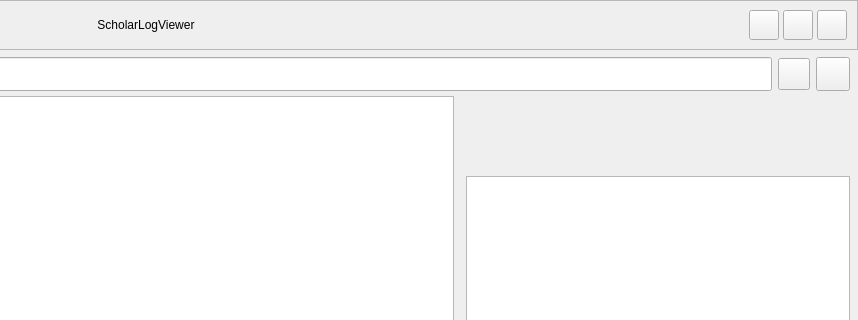
Above: scholarlogviewer.ui from fashion1840/ScholarLogViewer before the change; both pictures show x 462 to 1320 and y 0 to 320 of the 1320 by 769 pixel window. Below: the same form after it.
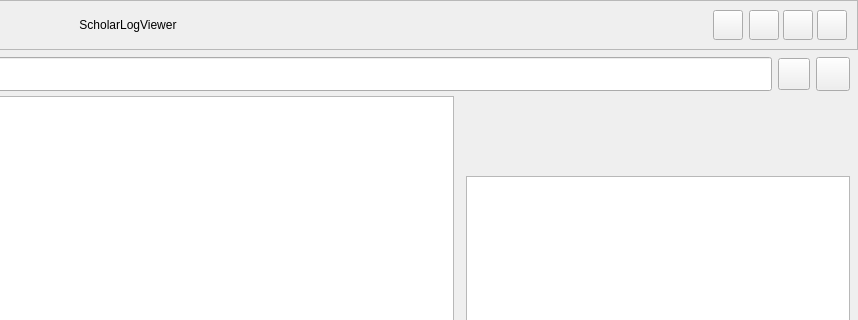
That is the form after the change. Icons and pictures are not drawn.

```diff
--- a/scholarlogviewer.ui
+++ b/scholarlogviewer.ui
@@ -137,6 +137,40 @@
         </property>
        </spacer>
       </item>
+      <item>
+       <widget class="QPushButton" name="btnConfig">
+        <property name="sizePolicy">
+         <sizepolicy hsizetype="Fixed" vsizetype="Fixed">
+          <horstretch>0</horstretch>
+          <verstretch>0</verstretch>
+         </sizepolicy>
+        </property>
+        <property name="minimumSize">
+         <size>
+          <width>30</width>
+          <height>30</height>
+         </size>
+        </property>
+        <property name="maximumSize">
+         <size>
+          <width>30</width>
+          <height>30</height>
+         </size>
+        </property>
+        <property name="cursor">
+         <cursorShape>PointingHandCursor</cursorShape>
+        </property>
+        <property name="toolTip">
+         <string>设置</string>
+        </property>
+        <property name="styleSheet">
+         <string notr="true"/>
+        </property>
+        <property name="text">
+         <string/>
+        </property>
+       </widget>
+      </item>
       <item>
        <layout class="QHBoxLayout" name="horizontalLayout">
         <property name="spacing">
```
Left out of the diff: 24 changed lines with no effect on the pictures.
